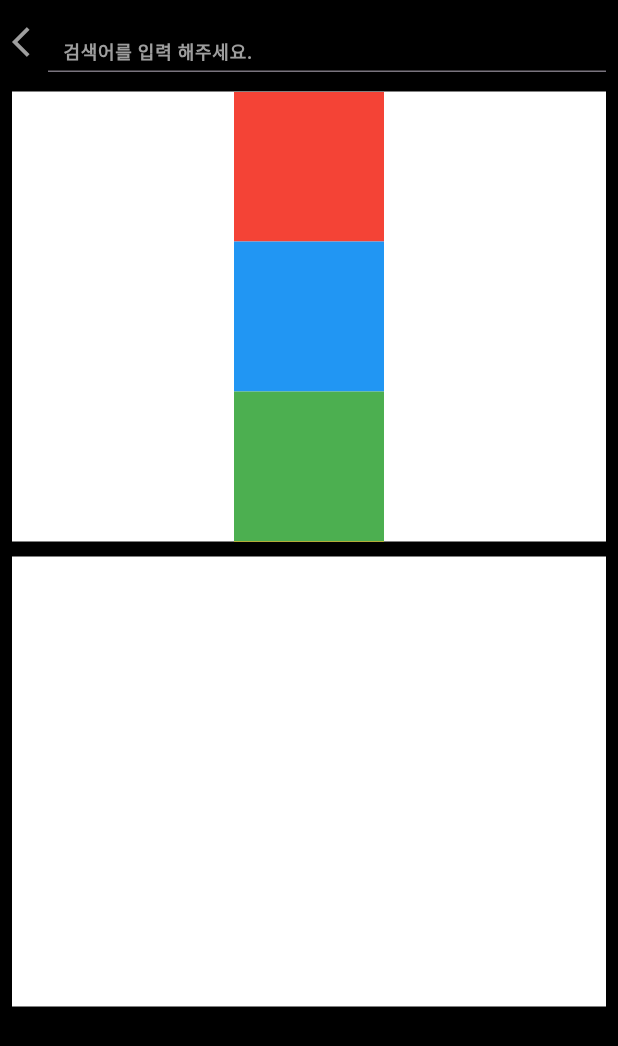
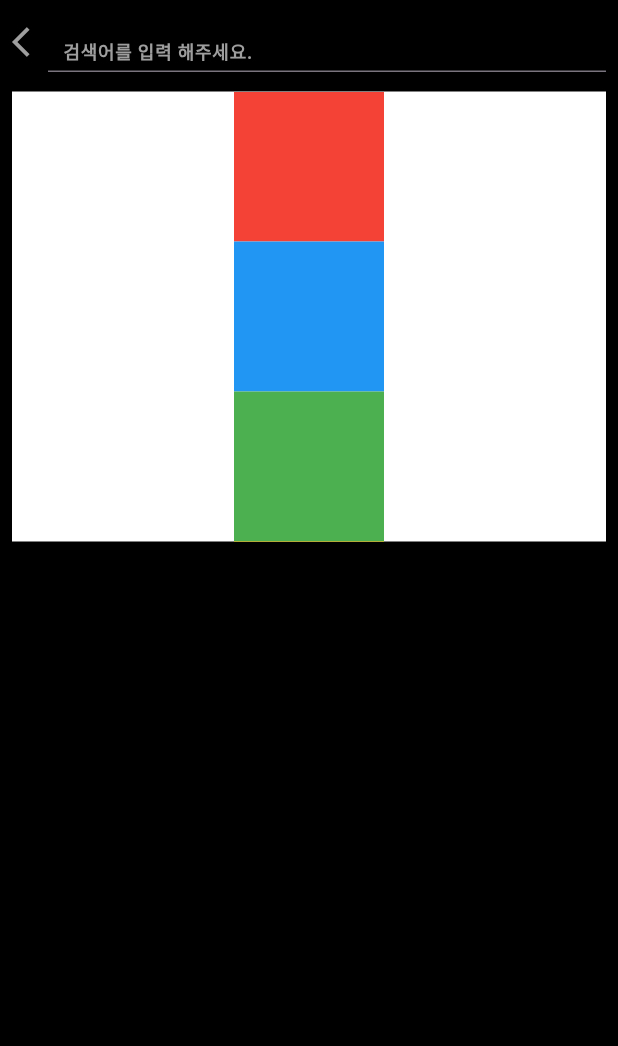
Before and after one commit to Astrum93/Flutter_Music_Is_Life, a Flutter app: the SearchFragment screen opened directly, on a phone screen of 412 x 824 dp. Shown: the top 1046 px of the screen. Run offline on Flutter 3.47's test engine with Material 3 defaults, Android fonts, the phone set to English and light mode, and no system bars; our stand-ins replace cloud_firestore, dotted_border, firebase_auth, firebase_core, firebase_messaging, firebase_storage and 3 more; missing offline and left inert: beautiful_soup_dart; accounts and stored records are empty; generated files the repository leaves out were written again.

Commit message:
240313 불필요한 코드 삭제

```diff
--- a/lib/main/tab/search/search_fragment.dart
+++ b/lib/main/tab/search/search_fragment.dart
@@ -132,31 +132,6 @@ class _SearchFragmentState extends State<SearchFragment> {
                   ),
                 ),
               ),
-              height10,
-              GestureDetector(
-                onTap: () {
-                  FirebaseFirestore.instance
-                      .collection("UserContents")
-                      .get()
-                      .then(
-                    (querySnapshot) {
-                      print("Successfully completed");
-                      for (var docSnapshot in querySnapshot.docs) {
-                        print('${docSnapshot.id} => ${docSnapshot.data()}');
-                      }
-                    },
-                    onError: (e) => print("Error completing: $e"),
-                  );
-                  //getDocument();
-                  //getCollection();
-                },
-                child: Container(
-                  color: Colors.white,
-                  width: MediaQuery.of(context).size.width,
-                  height: 300,
-                  child: Text(''),
-                ),
-              )
             ],
           ),
         ),
```
